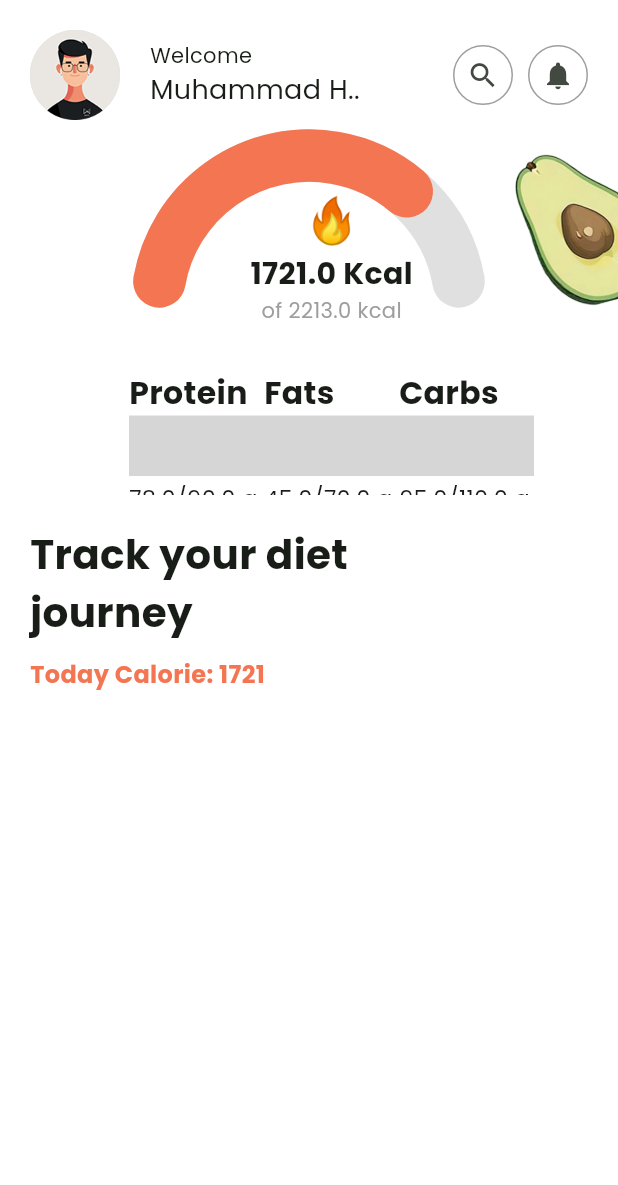
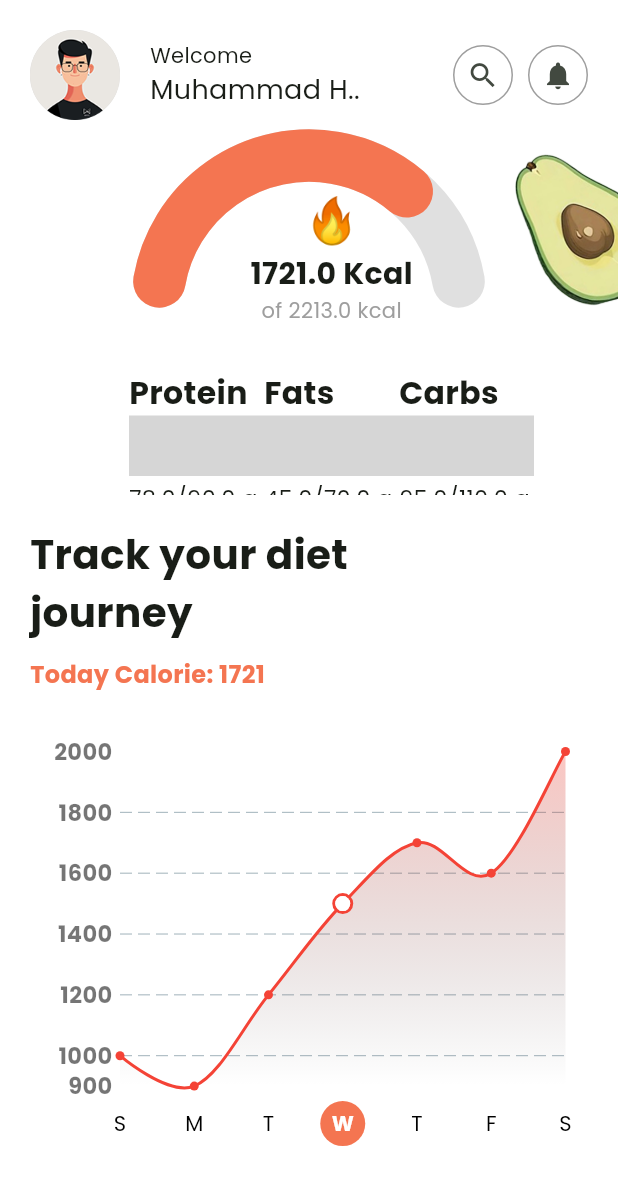
Before and after one commit to muhammadhaseeb417/Health-Pal-App, a Flutter app: the HomeScreentwo screen opened by its route, on a phone screen of 412 x 824 dp. Shown: the top 1185 px of the screen. Run offline on Flutter 3.47's test engine with Material 3 defaults, Android fonts, the phone set to English and light mode, and no system bars; drawn by our look-alikes of fl_chart, syncfusion_flutter_gauges; our stand-ins replace google_fonts; missing offline and left inert: dart:ffi; grey boxes are pictures that could not be loaded.

Commit message:
added the graph using fl_chart in the home screen

```diff
--- a/lib/features/Home/UI/home_screen_2.dart
+++ b/lib/features/Home/UI/home_screen_2.dart
@@ -5,6 +5,7 @@ import 'package:health_pal/features/Bottom%20Navigation%20Bar/UI/custom_bottom_n
 import 'package:health_pal/features/Home/widgets/calorie_gauge_widget.dart';
 import 'package:health_pal/features/Home/widgets/custom_header_app_bar.dart';
 import 'package:health_pal/features/Home/widgets/linear_gauge_widget_details.dart';
+import 'package:health_pal/features/Home/widgets/nutrition_graph_widget.dart';
 import 'package:health_pal/utils/constants/colors.dart';
 import 'package:syncfusion_flutter_gauges/gauges.dart';
 
@@ -56,6 +57,9 @@ class HomeScreentwo extends StatelessWidget {
                           fontWeight: FontWeight.bold,
                           color: CustomColors.orangeColor),
                     ),
+                    const SizedBox(height: 40),
+                    NutritionGraph(),
+                    const SizedBox(height: 40),
                   ],
                 ),
               ),
--- /dev/null
+++ b/lib/features/Home/widgets/nutrition_graph_widget.dart
@@ -0,0 +1,147 @@
+import 'package:fl_chart/fl_chart.dart';
+import 'package:flutter/material.dart';
+import 'package:health_pal/utils/constants/colors.dart';
+
+class NutritionGraph extends StatelessWidget {
+  @override
+  Widget build(BuildContext context) {
+    return Center(
+      child: Padding(
+        padding: const EdgeInsets.symmetric(horizontal: 15.0),
+        child: AspectRatio(
+          aspectRatio: 1.3,
+          child: LineChart(
+            LineChartData(
+              gridData: FlGridData(show: true, drawVerticalLine: false),
+              titlesData: FlTitlesData(
+                leftTitles: AxisTitles(
+                  sideTitles: SideTitles(
+                    showTitles: true,
+                    reservedSize: 45, // Space for full numbers
+                    getTitlesWidget: (value, meta) {
+                      return Padding(
+                        padding:
+                            const EdgeInsets.only(right: 5.0), // Adjust spacing
+                        child: Text(
+                          value.toInt().toString(), // Show full number
+                          style: TextStyle(
+                            fontSize: 15,
+                            fontWeight: FontWeight.bold,
+                            color: Colors.black54,
+                          ),
+                          textAlign: TextAlign.end,
+                        ),
+                      );
+                    },
+                  ),
+                ),
+                rightTitles: AxisTitles(
+                  sideTitles: SideTitles(showTitles: false),
+                ),
+                topTitles: AxisTitles(
+                  sideTitles: SideTitles(showTitles: false),
+                ),
+                bottomTitles: AxisTitles(
+                  sideTitles: SideTitles(
+                    showTitles: true,
+                    reservedSize: 40, // Increased spacing below tiles
+                    getTitlesWidget: (value, meta) {
+                      List<String> days = ["S", "M", "T", "W", "T", "F", "S"];
+                      int selectedIndex = 3; // Selected day
+
+                      bool isSelected = value.toInt() == selectedIndex;
+
+                      return Padding(
+                        padding: const EdgeInsets.only(
+                            top: 10.0), // Add spacing below bottom titles
+                        child: Container(
+                          width: 30,
+                          decoration: isSelected
+                              ? BoxDecoration(
+                                  borderRadius: BorderRadius.circular(1000),
+                                  color: CustomColors.orangeColor,
+                                )
+                              : null, // No decoration for unselected items
+                          child: Center(
+                            child: Text(
+                              days[value.toInt()],
+                              style: TextStyle(
+                                fontSize: 14,
+                                fontWeight: isSelected
+                                    ? FontWeight.bold
+                                    : FontWeight.normal,
+                                color: isSelected ? Colors.white : Colors.black,
+                              ),
+                            ),
+                          ),
+                        ),
+                      );
+                    },
+                  ),
+                ),
+              ),
+              borderData: FlBorderData(show: false),
+              lineBarsData: [
+                LineChartBarData(
+                  spots: [
+                    FlSpot(0, 1000),
+                    FlSpot(1, 900),
+                    FlSpot(2, 1200),
+                    FlSpot(3, 1500),
+                    FlSpot(4, 1700),
+                    FlSpot(5, 1600),
+                    FlSpot(6, 2000),
+                  ],
+                  isCurved: true,
+                  color: Colors.red,
+                  belowBarData: BarAreaData(
+                    show: true,
+                    gradient: LinearGradient(
+                      colors: [Colors.red.withOpacity(0.3), Colors.transparent],
+                      begin: Alignment.topCenter,
+                      end: Alignment.bottomCenter,
+                    ),
+                  ),
+                  dotData: FlDotData(
+                    show: true,
+                    getDotPainter: (spot, percent, barData, index) {
+                      if (spot.x == 3) {
+                        return FlDotCirclePainter(
+                          radius: 5,
+                          color: Colors.white,
+                          strokeWidth: 2,
+                          strokeColor: Colors.red,
+                        );
+                      }
+                      return FlDotCirclePainter(
+                        radius: 3,
+                        color: Colors.red,
+                      );
+                    },
+                  ),
+                ),
+              ],
+              lineTouchData: LineTouchData(
+                touchTooltipData: LineTouchTooltipData(
+                  tooltipBgColor: Colors.orange,
+                  getTooltipItems: (touchedSpots) {
+                    return touchedSpots.map((spot) {
+                      if (spot.x == 3) {
+                        return LineTooltipItem(
+                          "Fat    40g\nCarbs 20g\nProtein 4g",
+                          TextStyle(
+                              color: Colors.white, fontWeight: FontWeight.bold),
+                        );
+                      }
+                      return null;
+                    }).toList();
+                  },
+                ),
+              ),
+            ),
+          ),
+        ),
+      ),
+    );
+  }
+}
```
Also changed, not shown: pubspec.lock.
